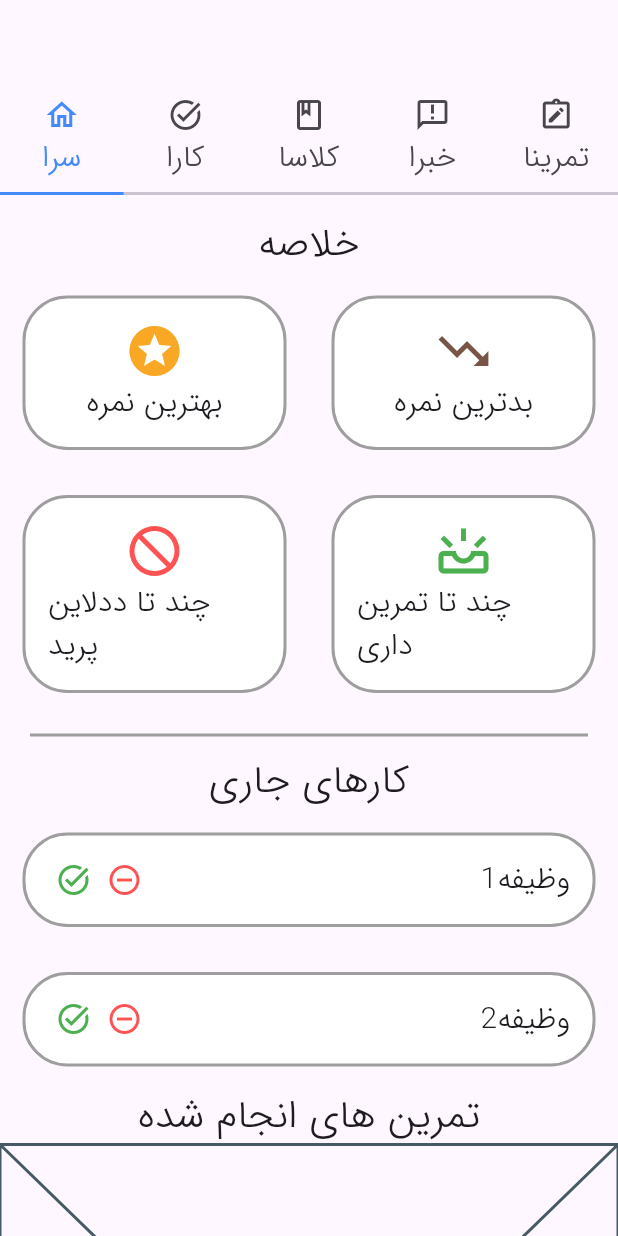
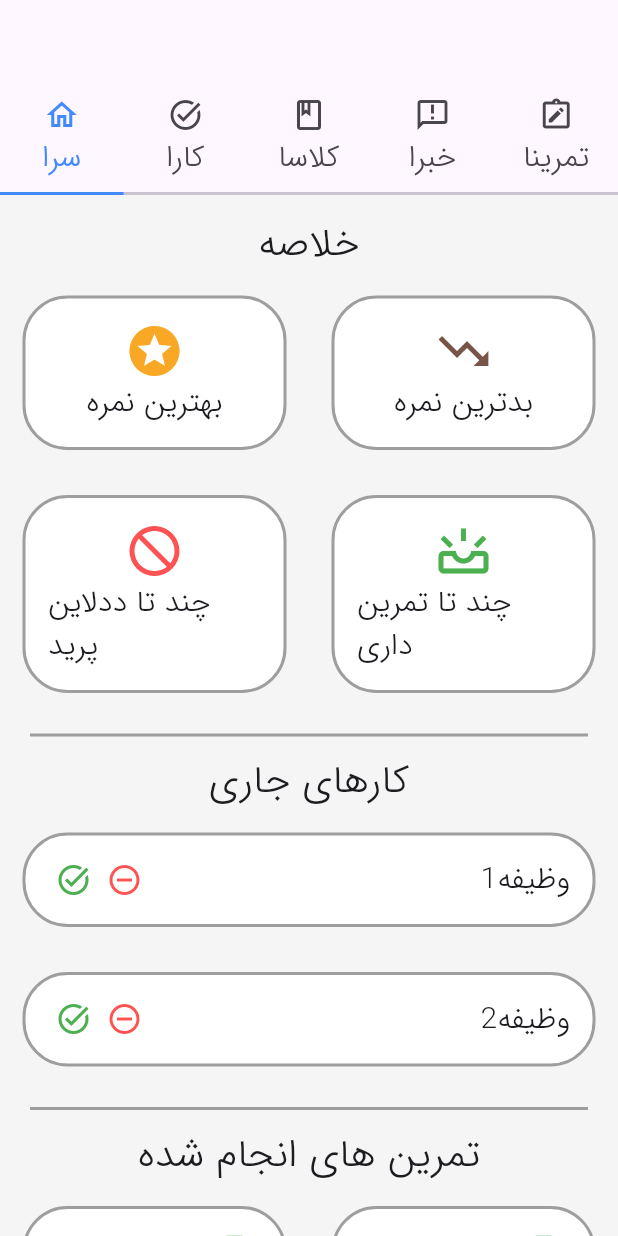
Before and after one commit to alinasrollahpour/AP, a Flutter app: the screen it shows after launch, on a phone screen of 412 x 824 dp. Run offline on Flutter 3.47's test engine with Material 3 defaults, Android fonts, the phone set to English and light mode, and no system bars; our stand-ins replace fluttertoast.

Commit message:
completing Sara

```diff
--- a/android_front/lib/tab_parent.dart
+++ b/android_front/lib/tab_parent.dart
@@ -13,6 +13,7 @@ class TabParent extends StatelessWidget {
     return DefaultTabController(
       length: 5,
       child: Scaffold(
+        backgroundColor: Colors.grey.shade100,
         appBar: AppBar(
           bottom: const TabBar(
             labelColor: Colors.blueAccent,
--- a/android_front/lib/workstation_pages/sara.dart
+++ b/android_front/lib/workstation_pages/sara.dart
@@ -27,6 +27,7 @@ class Sara extends StatelessWidget {
           style: TextStyle(fontSize: 26),
         ),
         currentJobs(context),
+        line(context),
         Text(
           'تمرین های انجام شده',
           style: TextStyle(fontSize: 26),
@@ -62,7 +63,15 @@ class Sara extends StatelessWidget {
   }
 
   Widget done(BuildContext context) {
-    return Placeholder();
+    //temporary
+    String text1 = 'تمرین 1';
+    String text2 = 'تمرین 2';
+    return Row(
+      children: [
+        done_assignment(context, text1),
+        done_assignment(context, text2)
+      ],
+    );
   }
 
   //inner widgets#########
@@ -93,9 +102,11 @@ class Sara extends StatelessWidget {
       child: RoundedContainer(
         child: Column(
           children: [
-            Icon(Icons.stars_sharp,
+            Icon(
+              Icons.stars_sharp,
               color: Colors.yellow.shade800,
-              size: 40,),
+              size: 40,
+            ),
             Text(
               'بهترین نمره',
               style: TextStyle(fontSize: 20),
@@ -112,9 +123,11 @@ class Sara extends StatelessWidget {
       child: RoundedContainer(
         child: Column(
           children: [
-            Icon(Icons.upcoming_outlined,
+            Icon(
+              Icons.upcoming_outlined,
               color: Colors.green,
-              size: 40,),
+              size: 40,
+            ),
             Text(
               'چند تا تمرین داری',
               style: TextStyle(fontSize: 20),
@@ -131,9 +144,11 @@ class Sara extends StatelessWidget {
       child: RoundedContainer(
         child: Column(
           children: [
-            Icon(Icons.not_interested_outlined,
+            Icon(
+              Icons.not_interested_outlined,
               color: Colors.redAccent,
-              size: 40,),
+              size: 40,
+            ),
             Text(
               'چند تا ددلاین پرید',
               style: TextStyle(fontSize: 20),
@@ -174,6 +189,28 @@ class Sara extends StatelessWidget {
     );
   }
 
+  Widget done_assignment(BuildContext context, String text) {
+    return SizedBox(
+      width: widthScr / 2,
+      child: RoundedContainer(
+        child: Row(
+          children: [
+            Text(
+              text,
+              style: TextStyle(fontSize: 20),
+            ),
+            Expanded(child: SizedBox()),
+            Icon(
+              Icons.task_outlined,
+              color: Colors.green,
+              size: 30,
+            )
+          ],
+        ),
+      ),
+    );
+  }
+
   Widget line(BuildContext context) {
     return Padding(
       padding: const EdgeInsets.all(12.0),
```
